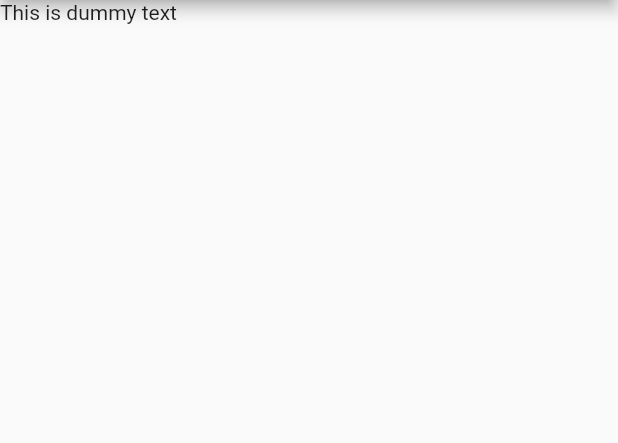
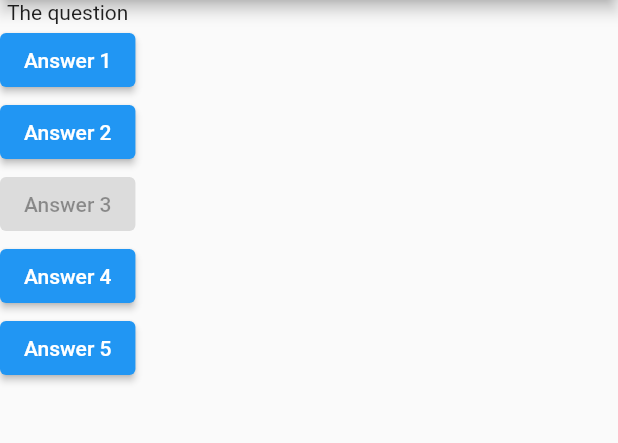
Before and after one commit to BhargovJD/Flutter, a Flutter app: the screen it shows after launch, on a phone screen of 412 x 824 dp, the part 84-527 px from its top. Run offline on Flutter 3.47's test engine with Material 2 defaults, Android fonts, the phone set to English and light mode, and no system bars.

Commit message:
Quiz App Part 2

```diff
--- a/first_app/lib/main.dart
+++ b/first_app/lib/main.dart
@@ -5,13 +5,42 @@ void main() {
 }
 
 class MyApp extends StatelessWidget{
+  void answerQuestion (){
+    print("Answer choosen!");
+  }
   @override
   Widget build(BuildContext context){
     return MaterialApp(home:Scaffold(
       appBar: AppBar(
         title: Text('My First App'),
     ),
-    body: Text('This is dummy text'),
+    body: Column(
+      children: [
+        Text("The question"),
+        ElevatedButton(
+          child: Text("Answer 1"),
+          onPressed: answerQuestion,
+        ),
+         ElevatedButton(
+          child: Text("Answer 2"),
+          onPressed: answerQuestion,
+        ),
+         ElevatedButton(
+          child: Text("Answer 3"),
+          onPressed: null,
+        ),
+         ElevatedButton(
+          child: Text("Answer 4"),
+          onPressed: ()=>print("Anon Function"),
+        ),
+         ElevatedButton(
+          child: Text("Answer 5"),
+          onPressed: (){
+            print("Anonn Function");
+            },
+        ),
+      ],
+    )
     ));
   }
 }
```
Also changed, not shown: 1 other file.
